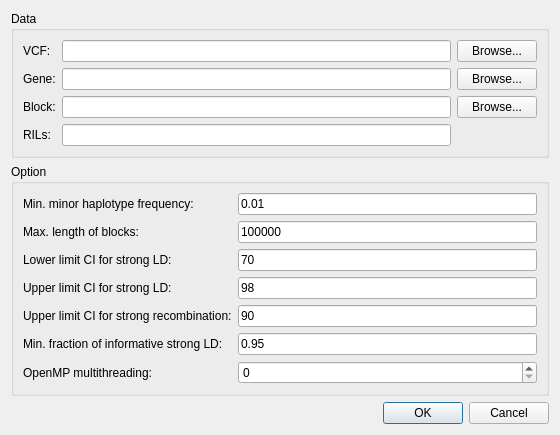
njau-sri/rtm-gwas, file rtm-gwas-gui/src/dialogsnpldb.ui: the form before one commit.
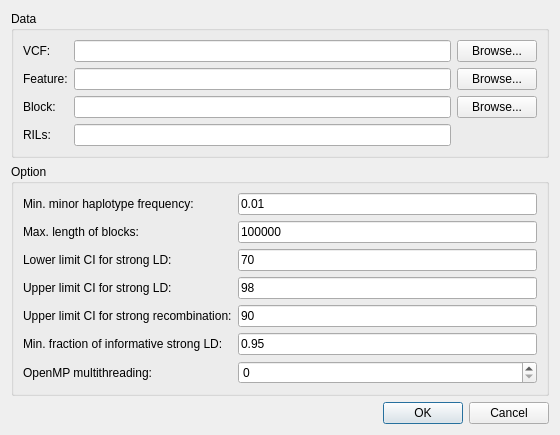
The form after the commit.

Commit message: Using a generic name (feature) for functional genomic region

```diff
--- a/rtm-gwas-gui/src/dialogsnpldb.ui
+++ b/rtm-gwas-gui/src/dialogsnpldb.ui
@@ -67,7 +67,7 @@
       <item row="2" column="0">
        <widget class="QLabel" name="labelGene">
         <property name="text">
-         <string>Gene:</string>
+         <string>Feature:</string>
         </property>
        </widget>
       </item>
```
